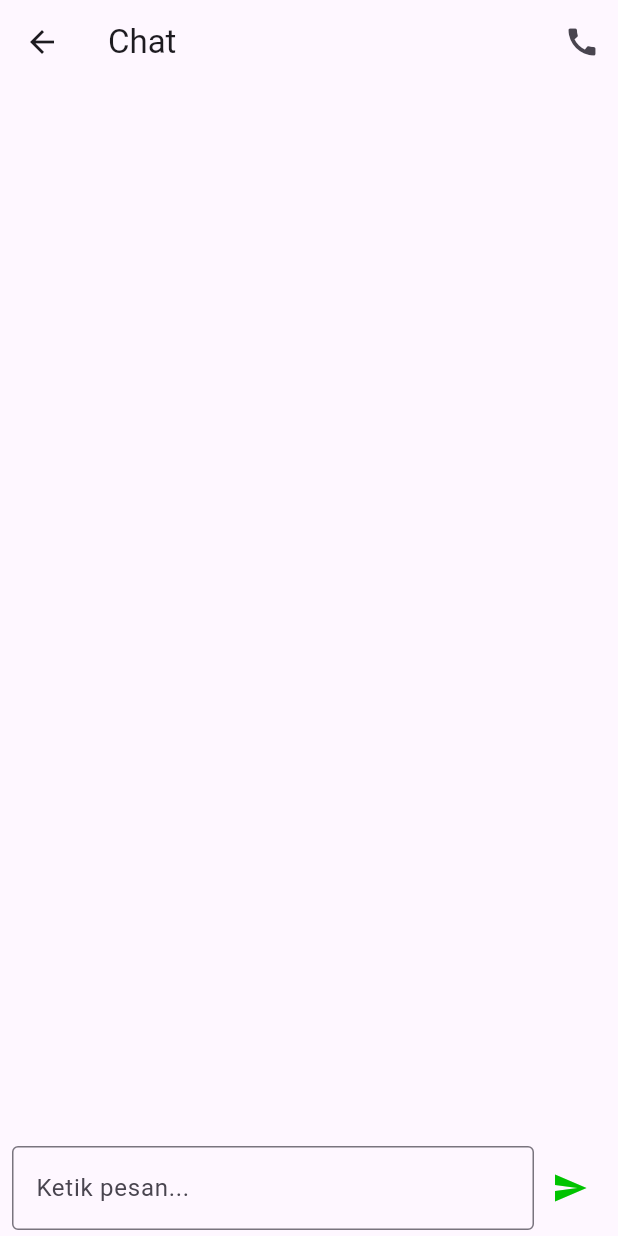
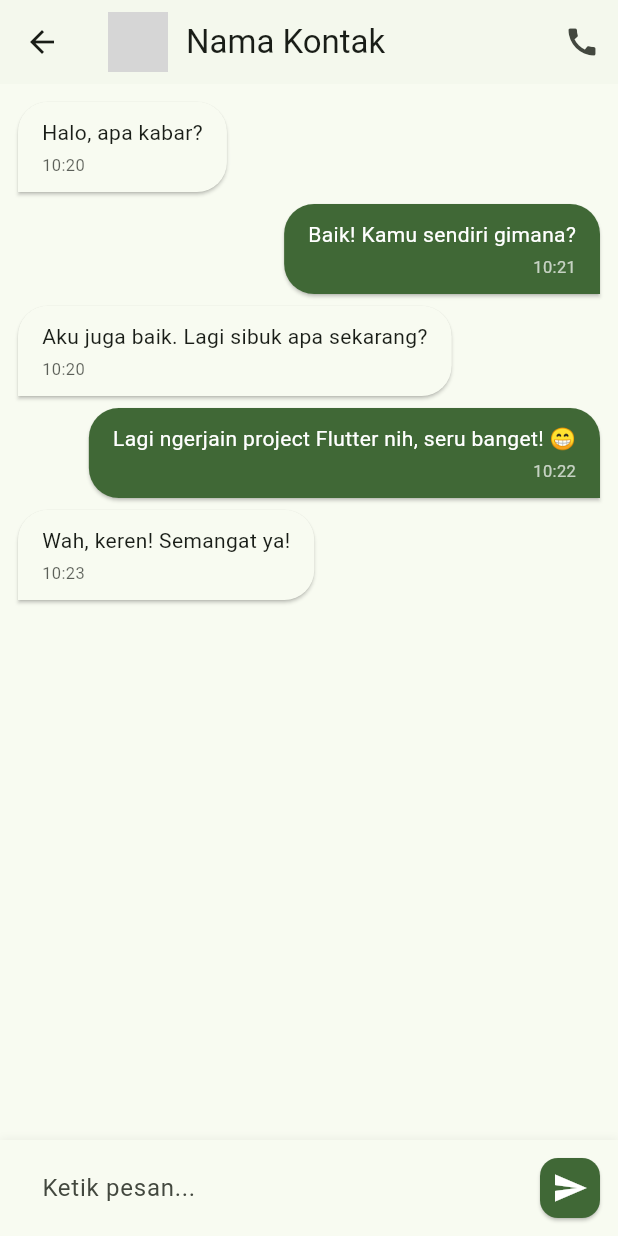
Before and after one commit to ger21ger/ProjectUTS, a Flutter app: the ChatScreen screen opened directly, after a tap on the "send" icon, on a phone screen of 412 x 824 dp. Run offline on Flutter 3.47's test engine with Material 3 defaults, Android fonts, the phone set to English and light mode, and no system bars; our stand-ins replace image_picker; network calls fail; grey boxes are pictures that could not be loaded.

Commit message:
Feat: Add chat list screen and improve chat UI

```diff
--- a/appline/appline/lib/chat_screen.dart
+++ b/appline/appline/lib/chat_screen.dart
@@ -1,6 +1,7 @@
 import 'package:flutter/material.dart';
 import 'dart:math';
 
+// MODEL: Tidak ada perubahan di sini, sudah bagus.
 class ChatMessage {
   final String id;
   final String text;
@@ -27,6 +28,58 @@ class _ChatScreenState extends State<ChatScreen> {
   final TextEditingController _controller = TextEditingController();
   final ScrollController _scrollController = ScrollController();
 
+  @override
+  void initState() {
+    super.initState();
+    // Panggil method untuk mengisi data dummy saat state diinisialisasi.
+    _loadDummyHistory();
+  }
+
+  void _loadDummyHistory() {
+    final dummyHistory = [
+      ChatMessage(
+        id: '1',
+        text: "Halo, apa kabar?",
+        mine: false,
+        time: DateTime.now().subtract(const Duration(minutes: 10)),
+      ),
+      ChatMessage(
+        id: '2',
+        text: "Baik! Kamu sendiri gimana?",
+        mine: true,
+        time: DateTime.now().subtract(const Duration(minutes: 9)),
+      ),
+      ChatMessage(
+        id: '3',
+        text: "Aku juga baik. Lagi sibuk apa sekarang?",
+        mine: false,
+        time: DateTime.now().subtract(const Duration(minutes: 9, seconds: 30)),
+      ),
+      ChatMessage(
+        id: '4',
+        text: "Lagi ngerjain project Flutter nih, seru banget! 😁",
+        mine: true,
+        time: DateTime.now().subtract(const Duration(minutes: 8)),
+      ),
+      ChatMessage(
+        id: '5',
+        text: "Wah, keren! Semangat ya!",
+        mine: false,
+        time: DateTime.now().subtract(const Duration(minutes: 7)),
+      ),
+    ];
+    // PERBAIKAN 1: Menambahkan data dummy ke list utama.
+    _messages.addAll(dummyHistory);
+  }
+
+  @override
+  void dispose() {
+    // PENTING: Selalu dispose controller untuk mencegah memory leak.
+    _controller.dispose();
+    _scrollController.dispose();
+    super.dispose();
+  }
+
   void _sendMessage() {
     final text = _controller.text.trim();
     if (text.isEmpty) return;
@@ -43,18 +96,35 @@ class _ChatScreenState extends State<ChatScreen> {
       _controller.clear();
     });
 
-    // Simulasi balasan
-    Future.delayed(const Duration(seconds: 1), () {
-      setState(() {
-        _messages.add(
-          ChatMessage(
+    // Peningkatan: Scroll otomatis ke pesan terbaru.
+    _scrollToBottom();
+
+    // Simulasi balasan dari orang lain.
+    Future.delayed(const Duration(milliseconds: 800), () {
+      final reply = ChatMessage(
         id: Random().nextInt(10000).toString(),
-            text: "Balasan: $text",
+        text: "Ok, saya terima pesannya: \"$text\"",
         mine: false,
         time: DateTime.now(),
-          ),
       );
+      setState(() {
+        _messages.add(reply);
       });
+      _scrollToBottom();
+    });
+  }
+
+  // Peningkatan: Fungsi untuk scroll ke paling bawah.
+  void _scrollToBottom() {
+    // Memberi sedikit jeda agar ListView sempat ter-update sebelum scroll.
+    WidgetsBinding.instance.addPostFrameCallback((_) {
+      if (_scrollController.hasClients) {
+        _scrollController.animateTo(
+          _scrollController.position.maxScrollExtent,
+          duration: const Duration(milliseconds: 300),
+          curve: Curves.easeOut,
+        );
+      }
     });
   }
 
@@ -64,18 +134,31 @@ class _ChatScreenState extends State<ChatScreen> {
 
   @override
   Widget build(BuildContext context) {
+    // Menggunakan tema dari context untuk konsistensi warna.
+    final theme = Theme.of(context);
+
     return Scaffold(
       appBar: AppBar(
-        title: const Text("Chat"),
+        // Peningkatan: AppBar yang lebih informatif dan rapi.
+        elevation: 0.5,
+        title: Row(
+          children: const [
+            CircleAvatar(
+              backgroundImage: NetworkImage('https://i.pravatar.cc/150?img=3'),
+            ),
+            SizedBox(width: 12),
+            Text("Nama Kontak"),
+          ],
+        ),
         actions: [
           IconButton(
             onPressed: () {
-              // Dummy Call Option
+              // Dialog tetap sama, sudah cukup baik.
               showDialog(
                 context: context,
                 builder: (_) => AlertDialog(
-                  title: const Text("Call"),
-                  content: const Text("Panggilan Voice/Video masih dummy 🙂"),
+                  title: const Text("Panggilan"),
+                  content: const Text("Fitur panggilan belum tersedia."),
                   actions: [
                     TextButton(
                       onPressed: () => Navigator.pop(context),
@@ -89,74 +172,152 @@ class _ChatScreenState extends State<ChatScreen> {
           ),
         ],
       ),
+      // Peningkatan: Memberi warna latar yang sedikit berbeda agar tidak terlalu putih.
+      backgroundColor: theme.canvasColor,
       body: Column(
         children: [
           Expanded(
             child: ListView.builder(
               controller: _scrollController,
+              // Peningkatan: Padding agar list tidak menempel di tepi.
+              padding: const EdgeInsets.symmetric(vertical: 8.0),
               itemCount: _messages.length,
               itemBuilder: (context, index) {
                 final msg = _messages[index];
-                return Container(
-                  margin: const EdgeInsets.symmetric(
-                    horizontal: 10,
-                    vertical: 5,
+                // Peningkatan: Memisahkan UI bubble ke dalam widget sendiri agar lebih rapi.
+                return _MessageBubble(message: msg, formatTime: _formatTime);
+              },
             ),
-                  alignment: msg.mine
-                      ? Alignment.centerRight
-                      : Alignment.centerLeft,
+          ),
+          // Peningkatan: Memisahkan UI input ke dalam widget sendiri.
+          _MessageInputField(controller: _controller, onSend: _sendMessage),
+        ],
+      ),
+    );
+  }
+}
+
+// WIDGET BARU: Gelembung Pesan (Message Bubble)
+class _MessageBubble extends StatelessWidget {
+  const _MessageBubble({required this.message, required this.formatTime});
+
+  final ChatMessage message;
+  final String Function(DateTime) formatTime;
+
+  @override
+  Widget build(BuildContext context) {
+    final theme = Theme.of(context);
+    final isMine = message.mine;
+
+    return Align(
+      alignment: isMine ? Alignment.centerRight : Alignment.centerLeft,
+      child: Card(
+        // Peningkatan: Menggunakan Card untuk mendapatkan efek shadow (elevation).
+        elevation: 1,
+        margin: const EdgeInsets.symmetric(vertical: 4, horizontal: 12),
+        shape: RoundedRectangleBorder(
+          borderRadius: BorderRadius.only(
+            topLeft: const Radius.circular(20),
+            topRight: const Radius.circular(20),
+            bottomLeft: isMine ? const Radius.circular(20) : Radius.zero,
+            bottomRight: isMine ? Radius.zero : const Radius.circular(20),
+          ),
+        ),
+        // Peningkatan: Menggunakan warna dari tema aplikasi.
+        color: isMine ? theme.colorScheme.primary : theme.colorScheme.surface,
+        child: Padding(
+          padding: const EdgeInsets.symmetric(horizontal: 16, vertical: 10),
           child: Column(
-                    crossAxisAlignment: msg.mine
+            crossAxisAlignment: isMine
                 ? CrossAxisAlignment.end
                 : CrossAxisAlignment.start,
+            mainAxisSize: MainAxisSize.min,
             children: [
-                      Container(
-                        padding: const EdgeInsets.all(10),
-                        decoration: BoxDecoration(
-                          color: msg.mine
-                              ? const Color(0xFF00C300)
-                              : Colors.grey[300],
-                          borderRadius: BorderRadius.circular(10),
-                        ),
-                        child: Text(
-                          msg.text,
+              Text(
+                message.text,
                 style: TextStyle(
-                            color: msg.mine ? Colors.white : Colors.black,
+                  color: isMine
+                      ? theme.colorScheme.onPrimary
+                      : theme.colorScheme.onSurface,
                 ),
               ),
-                      ),
+              const SizedBox(height: 4),
               Text(
-                        _formatTime(msg.time),
-                        style: const TextStyle(
-                          fontSize: 10,
-                          color: Colors.grey,
+                // PERBAIKAN 2: Typo pada nama variabel.
+                formatTime(message.time),
+                style: TextStyle(
+                  fontSize: 11,
+                  color:
+                      (isMine
+                              ? theme.colorScheme.onPrimary
+                              : theme.colorScheme.onSurface)
+                          .withOpacity(0.7),
                 ),
               ),
             ],
           ),
-                );
-              },
         ),
       ),
-          Container(
-            padding: const EdgeInsets.symmetric(horizontal: 8, vertical: 4),
+    );
+  }
+}
+
+// WIDGET BARU: Input Pesan
+class _MessageInputField extends StatelessWidget {
+  const _MessageInputField({required this.controller, required this.onSend});
+
+  final TextEditingController controller;
+  final VoidCallback onSend;
+
+  @override
+  Widget build(BuildContext context) {
+    final theme = Theme.of(context);
+    return Container(
+      padding: const EdgeInsets.symmetric(horizontal: 8.0).copyWith(
+        bottom:
+            MediaQuery.of(context).padding.bottom + 8, // Menghindari keyboard
+        top: 8,
+      ),
+      decoration: BoxDecoration(
+        color: theme.cardColor,
+        boxShadow: [
+          BoxShadow(
+            offset: const Offset(0, -1),
+            blurRadius: 4,
+            color: Colors.black.withOpacity(0.05),
+          ),
+        ],
+      ),
       child: Row(
         children: [
           Expanded(
             child: TextField(
-                    controller: _controller,
-                    decoration: const InputDecoration(
+              controller: controller,
+              // Peningkatan: Memberi aksi saat keyboard menekan tombol "kirim".
+              onSubmitted: (_) => onSend(),
+              textCapitalization: TextCapitalization.sentences,
+              decoration: InputDecoration(
                 hintText: "Ketik pesan...",
-                      border: OutlineInputBorder(),
+                filled: true,
+                fillColor: theme.scaffoldBackgroundColor, // Warna lebih soft
+                contentPadding: const EdgeInsets.symmetric(
+                  horizontal: 16,
+                  vertical: 10,
+                ),
+                border: OutlineInputBorder(
+                  borderRadius: BorderRadius.circular(30),
+                  borderSide: BorderSide.none,
                 ),
               ),
             ),
-                IconButton(
-                  onPressed: _sendMessage,
-                  icon: const Icon(Icons.send, color: Color(0xFF00C300)),
           ),
-              ],
-            ),
+          const SizedBox(width: 8),
+          // Peningkatan: Tombol kirim dibuat lebih menarik.
+          FloatingActionButton.small(
+            onPressed: onSend,
+            elevation: 1,
+            backgroundColor: theme.colorScheme.primary,
+            child: Icon(Icons.send, color: theme.colorScheme.onPrimary),
           ),
         ],
       ),
```
Also changed, not shown: appline/appline/lib/chat_list_screen.dart (added, +153 -0 lines), appline/appline/lib/main.dart (+4 -3 lines), 1 other file. Lines whose indentation alone changed are shown as unchanged.
